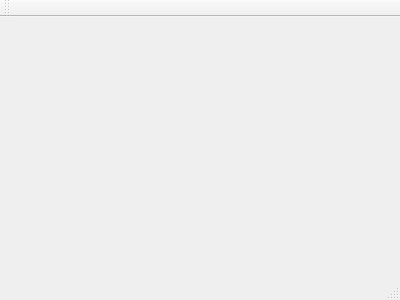
This is TAEvalClient/MainWindow.ui in stevenwu4/COMP3004 as Qt 5 draws it before an edit. The edited form follows.
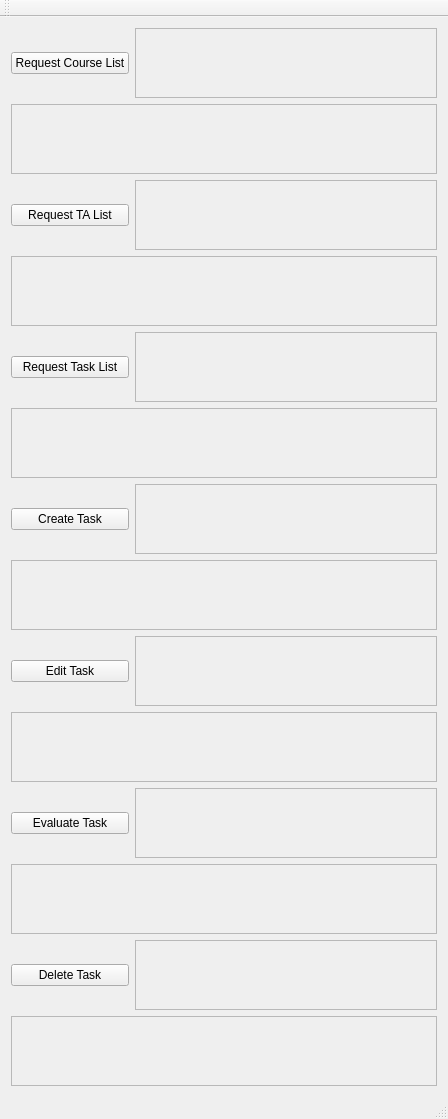
This is the edited form.

The edit to the form file:
```diff
--- a/TAEvalClient/MainWindow.ui
+++ b/TAEvalClient/MainWindow.ui
@@ -1,24 +1,312 @@
 <ui version="4.0">
  <class>MainWindow</class>
- <widget class="QMainWindow" name="MainWindow" >
-  <property name="geometry" >
+ <widget class="QMainWindow" name="MainWindow">
+  <property name="enabled">
+   <bool>true</bool>
+  </property>
+  <property name="geometry">
    <rect>
     <x>0</x>
     <y>0</y>
-    <width>400</width>
-    <height>300</height>
+    <width>448</width>
+    <height>454</height>
    </rect>
   </property>
   <property name="windowTitle" >
    <string>MainWindow</string>
   </property>
-  <widget class="QMenuBar" name="menuBar" />
-  <widget class="QToolBar" name="mainToolBar" />
-  <widget class="QWidget" name="centralWidget" />
-  <widget class="QStatusBar" name="statusBar" />
+  <widget class="QWidget" name="centralWidget">
+   <property name="maximumSize">
+    <size>
+     <width>16777215</width>
+     <height>16777215</height>
+    </size>
+   </property>
+   <layout class="QGridLayout" name="gridLayout">
+    <property name="sizeConstraint">
+     <enum>QLayout::SetDefaultConstraint</enum>
+    </property>
+    <item row="2" column="0" colspan="2">
+     <widget class="QTextEdit" name="courseListInfotextEdit">
+      <property name="enabled">
+       <bool>false</bool>
+      </property>
+      <property name="verticalScrollBarPolicy">
+       <enum>Qt::ScrollBarAlwaysOff</enum>
+      </property>
+      <property name="horizontalScrollBarPolicy">
+       <enum>Qt::ScrollBarAlwaysOff</enum>
+      </property>
+     </widget>
+    </item>
+    <item row="9" column="0">
+     <widget class="QPushButton" name="editButton">
+      <property name="text">
+       <string>Edit Task</string>
+      </property>
+     </widget>
+    </item>
+    <item row="5" column="0">
+     <widget class="QPushButton" name="taskListButton">
+      <property name="text">
+       <string>Request Task List</string>
+      </property>
+     </widget>
+    </item>
+    <item row="11" column="0">
+     <widget class="QPushButton" name="evaluateButton">
+      <property name="text">
+       <string>Evaluate Task</string>
+      </property>
+     </widget>
+    </item>
+    <item row="13" column="0">
+     <widget class="QPushButton" name="deleteButton">
+      <property name="text">
+       <string>Delete Task</string>
+      </property>
+     </widget>
+    </item>
+    <item row="0" column="1">
+     <widget class="QTextEdit" name="courseListTextEdit">
+      <property name="enabled">
+       <bool>false</bool>
+      </property>
+      <property name="autoFillBackground">
+       <bool>false</bool>
+      </property>
+      <property name="verticalScrollBarPolicy">
+       <enum>Qt::ScrollBarAlwaysOff</enum>
+      </property>
+      <property name="horizontalScrollBarPolicy">
+       <enum>Qt::ScrollBarAlwaysOff</enum>
+      </property>
+     </widget>
+    </item>
+    <item row="12" column="0" colspan="2">
+     <widget class="QTextEdit" name="evaluateInfoTextEdit">
+      <property name="enabled">
+       <bool>false</bool>
+      </property>
+      <property name="verticalScrollBarPolicy">
+       <enum>Qt::ScrollBarAlwaysOff</enum>
+      </property>
+      <property name="horizontalScrollBarPolicy">
+       <enum>Qt::ScrollBarAlwaysOff</enum>
+      </property>
+     </widget>
+    </item>
+    <item row="4" column="0" colspan="2">
+     <widget class="QTextEdit" name="taListInfoTextEdit">
+      <property name="enabled">
+       <bool>false</bool>
+      </property>
+      <property name="verticalScrollBarPolicy">
+       <enum>Qt::ScrollBarAlwaysOff</enum>
+      </property>
+      <property name="horizontalScrollBarPolicy">
+       <enum>Qt::ScrollBarAlwaysOff</enum>
+      </property>
+     </widget>
+    </item>
+    <item row="0" column="0">
+     <widget class="QPushButton" name="courseListButton">
+      <property name="text">
+       <string>Request Course List</string>
+      </property>
+     </widget>
+    </item>
+    <item row="7" column="1">
+     <widget class="QTextEdit" name="createTextEdit">
+      <property name="enabled">
+       <bool>false</bool>
+      </property>
+      <property name="verticalScrollBarPolicy">
+       <enum>Qt::ScrollBarAlwaysOff</enum>
+      </property>
+      <property name="horizontalScrollBarPolicy">
+       <enum>Qt::ScrollBarAlwaysOff</enum>
+      </property>
+     </widget>
+    </item>
+    <item row="13" column="1">
+     <widget class="QTextEdit" name="deleteTextEdit">
+      <property name="enabled">
+       <bool>false</bool>
+      </property>
+      <property name="verticalScrollBarPolicy">
+       <enum>Qt::ScrollBarAlwaysOff</enum>
+      </property>
+      <property name="horizontalScrollBarPolicy">
+       <enum>Qt::ScrollBarAlwaysOff</enum>
+      </property>
+     </widget>
+    </item>
+    <item row="7" column="0">
+     <widget class="QPushButton" name="createButton">
+      <property name="text">
+       <string>Create Task</string>
+      </property>
+     </widget>
+    </item>
+    <item row="5" column="1">
+     <widget class="QTextEdit" name="taskListTextEdit">
+      <property name="enabled">
+       <bool>false</bool>
+      </property>
+      <property name="verticalScrollBarPolicy">
+       <enum>Qt::ScrollBarAlwaysOff</enum>
+      </property>
+      <property name="horizontalScrollBarPolicy">
+       <enum>Qt::ScrollBarAlwaysOff</enum>
+      </property>
+     </widget>
+    </item>
+    <item row="6" column="0" colspan="2">
+     <widget class="QTextEdit" name="taskListInfoTextEdit">
+      <property name="enabled">
+       <bool>false</bool>
+      </property>
+      <property name="verticalScrollBarPolicy">
+       <enum>Qt::ScrollBarAlwaysOff</enum>
+      </property>
+      <property name="horizontalScrollBarPolicy">
+       <enum>Qt::ScrollBarAlwaysOff</enum>
+      </property>
+     </widget>
+    </item>
+    <item row="3" column="0">
+     <widget class="QPushButton" name="taListButton">
+      <property name="text">
+       <string>Request TA List</string>
+      </property>
+     </widget>
+    </item>
+    <item row="8" column="0" colspan="2">
+     <widget class="QTextEdit" name="createInfoTextEdit">
+      <property name="enabled">
+       <bool>false</bool>
+      </property>
+      <property name="verticalScrollBarPolicy">
+       <enum>Qt::ScrollBarAlwaysOff</enum>
+      </property>
+      <property name="horizontalScrollBarPolicy">
+       <enum>Qt::ScrollBarAlwaysOff</enum>
+      </property>
+     </widget>
+    </item>
+    <item row="3" column="1">
+     <widget class="QTextEdit" name="taListTextEdit">
+      <property name="enabled">
+       <bool>false</bool>
+      </property>
+      <property name="verticalScrollBarPolicy">
+       <enum>Qt::ScrollBarAlwaysOff</enum>
+      </property>
+      <property name="horizontalScrollBarPolicy">
+       <enum>Qt::ScrollBarAlwaysOff</enum>
+      </property>
+     </widget>
+    </item>
+    <item row="9" column="1">
+     <widget class="QTextEdit" name="editTextEdit">
+      <property name="enabled">
+       <bool>false</bool>
+      </property>
+      <property name="verticalScrollBarPolicy">
+       <enum>Qt::ScrollBarAlwaysOff</enum>
+      </property>
+      <property name="horizontalScrollBarPolicy">
+       <enum>Qt::ScrollBarAlwaysOff</enum>
+      </property>
+     </widget>
+    </item>
+    <item row="11" column="1">
+     <widget class="QTextEdit" name="evaluateTextEdit">
+      <property name="enabled">
+       <bool>false</bool>
+      </property>
+      <property name="verticalScrollBarPolicy">
+       <enum>Qt::ScrollBarAlwaysOff</enum>
+      </property>
+      <property name="horizontalScrollBarPolicy">
+       <enum>Qt::ScrollBarAlwaysOff</enum>
+      </property>
+     </widget>
+    </item>
+    <item row="10" column="0" colspan="2">
+     <widget class="QTextEdit" name="editInfoTextEdit">
+      <property name="enabled">
+       <bool>false</bool>
+      </property>
+      <property name="verticalScrollBarPolicy">
+       <enum>Qt::ScrollBarAlwaysOff</enum>
+      </property>
+      <property name="horizontalScrollBarPolicy">
+       <enum>Qt::ScrollBarAlwaysOff</enum>
+      </property>
+     </widget>
+    </item>
+    <item row="14" column="0" colspan="2">
+     <widget class="QTextEdit" name="deleteInfoTextEdit">
+      <property name="enabled">
+       <bool>false</bool>
+      </property>
+      <property name="verticalScrollBarPolicy">
+       <enum>Qt::ScrollBarAlwaysOff</enum>
+      </property>
+      <property name="horizontalScrollBarPolicy">
+       <enum>Qt::ScrollBarAlwaysOff</enum>
+      </property>
+     </widget>
+    </item>
+   </layout>
+   <zorder>courseListButton</zorder>
+   <zorder>label</zorder>
+   <zorder>courseListButton</zorder>
+   <zorder>courseListButton</zorder>
+   <zorder>courseListTextEdit</zorder>
+   <zorder>taListButton</zorder>
+   <zorder>taListTextEdit</zorder>
+   <zorder>taskListButton</zorder>
+   <zorder>taskListTextEdit</zorder>
+   <zorder>courseListInfotextEdit</zorder>
+   <zorder>createButton</zorder>
+   <zorder>createTextEdit</zorder>
+   <zorder>editButton</zorder>
+   <zorder>editTextEdit</zorder>
+   <zorder>evaluateButton</zorder>
+   <zorder>evaluateTextEdit</zorder>
+   <zorder>deleteButton</zorder>
+   <zorder>deleteTextEdit</zorder>
+   <zorder>taListInfoTextEdit</zorder>
+   <zorder>taskListInfoTextEdit</zorder>
+   <zorder>createInfoTextEdit</zorder>
+   <zorder>editInfoTextEdit</zorder>
+   <zorder>evaluateInfoTextEdit</zorder>
+   <zorder>deleteInfoTextEdit</zorder>
+  </widget>
+  <widget class="QMenuBar" name="menuBar">
+   <property name="geometry">
+    <rect>
+     <x>0</x>
+     <y>0</y>
+     <width>448</width>
+     <height>24</height>
+    </rect>
+   </property>
+  </widget>
+  <widget class="QToolBar" name="mainToolBar">
+   <attribute name="toolBarArea">
+    <enum>TopToolBarArea</enum>
+   </attribute>
+   <attribute name="toolBarBreak">
+    <bool>false</bool>
+   </attribute>
+  </widget>
+  <widget class="QStatusBar" name="statusBar"/>
  </widget>
- <layoutDefault spacing="6" margin="11" />
- <pixmapfunction></pixmapfunction>
+ <layoutdefault spacing="6" margin="11"/>
  <resources/>
  <connections/>
 </ui>
```
Left out of the diff: 3 changed lines with no effect on the pictures.
